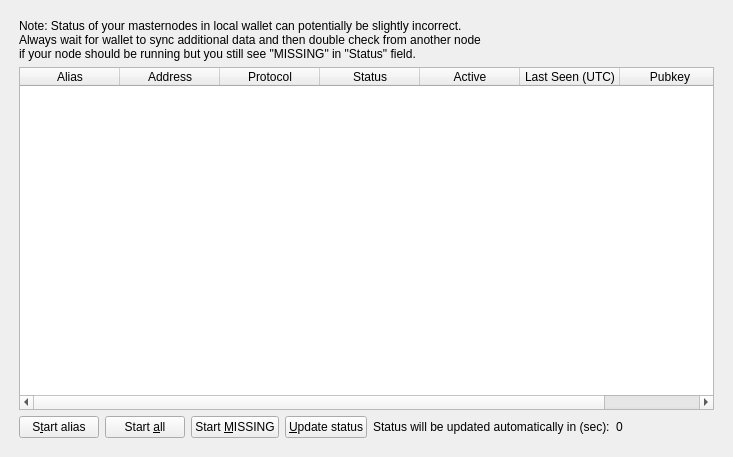
Old version of the form src/qt/forms/masternodelist.ui in the repository forkee/folm.
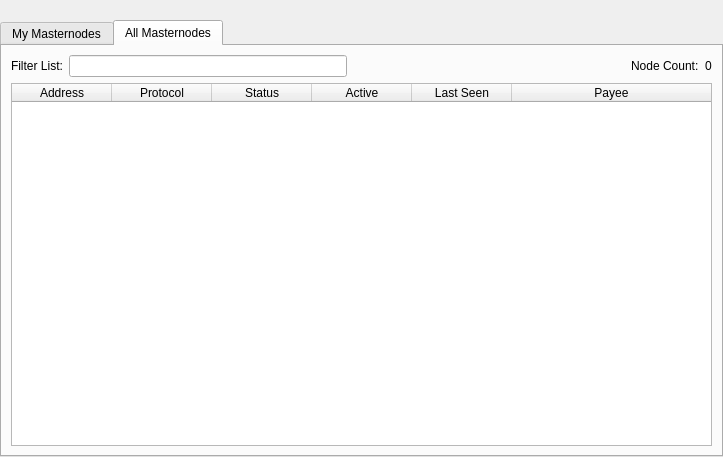
New version of the form. The open tabs and pages were chosen to show the change.

Patch:
```diff
--- a/src/qt/forms/masternodelist.ui
+++ b/src/qt/forms/masternodelist.ui
@@ -15,18 +15,40 @@
   </property>
   <layout class="QVBoxLayout" name="topLayout">
    <property name="leftMargin">
-    <number>10</number>
+    <number>0</number>
    </property>
    <property name="topMargin">
-    <number>10</number>
+    <number>0</number>
    </property>
    <property name="rightMargin">
-    <number>10</number>
+    <number>0</number>
    </property>
    <property name="bottomMargin">
-    <number>10</number>
+    <number>0</number>
    </property>
     <item>
+    <layout class="QVBoxLayout" name="verticalLayout">
+     <property name="bottomMargin">
+      <number>0</number>
+     </property>
+     <item>
+      <spacer name="horizontalSpacer0">
+       <property name="orientation">
+        <enum>Qt::Horizontal</enum>
+       </property>
+       <property name="sizeHint" stdset="0">
+        <size>
+         <width>40</width>
+         <height>20</height>
+        </size>
+       </property>
+      </spacer>
+     </item>
+     <item>
+      <widget class="QTabWidget" name="tabWidget">
+       <property name="currentIndex">
+        <number>0</number>
+       </property>
      <widget class="QWidget" name="tabMyMasternodes">
       <attribute name="title">
        <string>My Masternodes</string>
@@ -45,7 +67,7 @@
            <item>
             <widget class="QLabel" name="updateNote">
              <property name="text">
-              <string>Note: Status of your masternodes in local wallet can potentially be slightly incorrect.&lt;br /&gt;Always wait for wallet to sync additional data and then double check from another node&lt;br /&gt;if your node should be running but you still see &quot;MISSING&quot; in &quot;Status&quot; field.</string>
+                <string>Note: Status of your masternodes in local wallet can potentially be slightly incorrect.&lt;br /&gt;Always wait for wallet to sync additional data and then double check from another node&lt;br /&gt;if your masternode should be running but you still do not see "ENABLED" in "Status" field.</string>
              </property>
             </widget>
            </item>
@@ -59,43 +81,6 @@
              <height>0</height>
             </size>
            </property>
-           <property name="palette">
-            <palette>
-             <active>
-              <colorrole role="Text">
-               <brush brushstyle="SolidPattern">
-                <color alpha="255">
-                 <red>51</red>
-                 <green>51</green>
-                 <blue>51</blue>
-                </color>
-               </brush>
-              </colorrole>
-             </active>
-             <inactive>
-              <colorrole role="Text">
-               <brush brushstyle="SolidPattern">
-                <color alpha="255">
-                 <red>51</red>
-                 <green>51</green>
-                 <blue>51</blue>
-                </color>
-               </brush>
-              </colorrole>
-             </inactive>
-             <disabled>
-              <colorrole role="Text">
-               <brush brushstyle="SolidPattern">
-                <color alpha="255">
-                 <red>85</red>
-                 <green>85</green>
-                 <blue>85</blue>
-                </color>
-               </brush>
-              </colorrole>
-             </disabled>
-            </palette>
-           </property>
            <property name="editTriggers">
             <set>QAbstractItemView::NoEditTriggers</set>
            </property>
@@ -144,12 +129,12 @@
            </column>
            <column>
             <property name="text">
-             <string>Last Seen (UTC)</string>
+               <string>Last Seen</string>
             </property>
            </column>
            <column>
             <property name="text">
-             <string>Pubkey</string>
+               <string>Payee</string>
             </property>
            </column>
           </widget>
@@ -220,6 +205,116 @@
        </item>
       </layout>
      </widget>
+       <widget class="QWidget" name="tabAllMasternodes">
+        <attribute name="title">
+         <string>All Masternodes</string>
+        </attribute>
+        <layout class="QGridLayout" name="gridLayout">
+         <item row="1" column="0">
+          <widget class="QTableWidget" name="tableWidgetMasternodes">
+           <property name="editTriggers">
+            <set>QAbstractItemView::NoEditTriggers</set>
+           </property>
+           <property name="alternatingRowColors">
+            <bool>true</bool>
+           </property>
+           <property name="selectionBehavior">
+            <enum>QAbstractItemView::SelectRows</enum>
+           </property>
+           <property name="sortingEnabled">
+            <bool>true</bool>
+           </property>
+           <attribute name="horizontalHeaderStretchLastSection">
+            <bool>true</bool>
+           </attribute>
+           <attribute name="ResizeMode">
+            <enum>QHeaderView::Interactive</enum>
+           </attribute>
+           <column>
+            <property name="text">
+             <string>Address</string>
+            </property>
+           </column>
+           <column>
+            <property name="text">
+             <string>Protocol</string>
+            </property>
+           </column>
+           <column>
+            <property name="text">
+             <string>Status</string>
+            </property>
+           </column>
+           <column>
+            <property name="text">
+             <string>Active</string>
+            </property>
+           </column>
+           <column>
+            <property name="text">
+             <string>Last Seen</string>
+            </property>
+           </column>
+           <column>
+            <property name="text">
+             <string>Payee</string>
+            </property>
+           </column>
+          </widget>
+         </item>
+         <item row="0" column="0">
+          <layout class="QHBoxLayout" name="horizontalLayout_3">
+           <property name="bottomMargin">
+            <number>0</number>
+           </property>
+           <item>
+            <widget class="QLabel" name="label_filter">
+             <property name="text">
+              <string>Filter List:</string>
+             </property>
+            </widget>
+           </item>
+           <item>
+            <widget class="QLineEdit" name="filterLineEdit">
+             <property name="toolTip">
+              <string>Filter masternode list</string>
+             </property>
+            </widget>
+           </item>
+           <item>
+            <spacer name="horizontalSpacer_3">
+             <property name="orientation">
+              <enum>Qt::Horizontal</enum>
+             </property>
+             <property name="sizeHint" stdset="0">
+              <size>
+               <width>10</width>
+               <height>20</height>
+              </size>
+             </property>
+            </spacer>
+           </item>
+           <item>
+            <widget class="QLabel" name="label_count">
+             <property name="text">
+              <string>Node Count:</string>
+             </property>
+            </widget>
+           </item>
+           <item>
+            <widget class="QLabel" name="countLabel">
+             <property name="text">
+              <string>0</string>
+             </property>
+            </widget>
+           </item>
+          </layout>
+         </item>
+        </layout>
+       </widget>
+      </widget>
+     </item>
+    </layout>
     </item>
   </layout>
  </widget>
```
Lines whose indentation alone changed are shown as unchanged.
